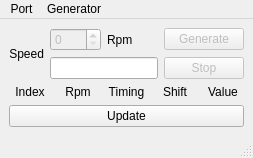
Qt form service/ignitor.ui (asmaslov/ignitor) before a commit.
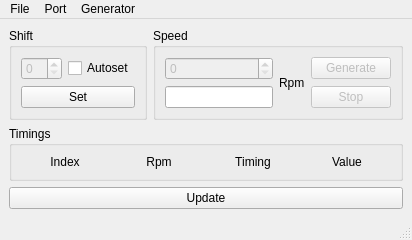
The same form after that commit. Icons and pictures are not drawn.

Diff of the .ui file:
```diff
--- a/service/ignitor.ui
+++ b/service/ignitor.ui
@@ -11,52 +11,42 @@
   </property>
   <widget class="QWidget" name="centralwidget">
    <layout class="QGridLayout" name="gridLayout">
-    <item row="0" column="1" rowspan="2">
-     <widget class="QLabel" name="labelSpeed">
-      <property name="text">
-       <string>Speed</string>
+    <item row="0" column="0">
+     <widget class="QGroupBox" name="groupBoxShift">
+      <property name="title">
+       <string>Shift</string>
       </property>
-      <property name="alignment">
-       <set>Qt::AlignRight|Qt::AlignTrailing|Qt::AlignVCenter</set>
-      </property>
-     </widget>
-    </item>
-    <item row="0" column="2">
-     <widget class="QSpinBox" name="spinBoxSpeedSet">
+      <layout class="QGridLayout" name="gridLayoutShift">
+       <item row="0" column="0">
+        <widget class="QSpinBox" name="spinBoxShiftSet">
       <property name="enabled">
        <bool>false</bool>
       </property>
      </widget>
     </item>
-    <item row="0" column="3">
-     <widget class="QLabel" name="labelSpeedSet">
+       <item row="0" column="1">
+        <widget class="QCheckBox" name="checkBoxShiftAutoset">
       <property name="text">
-       <string>Rpm</string>
+          <string>Autoset</string>
       </property>
      </widget>
     </item>
-    <item row="0" column="4">
-     <widget class="QPushButton" name="pushButtonGenerate">
-      <property name="enabled">
-       <bool>false</bool>
-      </property>
+       <item row="1" column="0" colspan="2">
+        <widget class="QPushButton" name="pushButtonShiftSet">
       <property name="text">
-       <string>Generate</string>
+          <string>Set</string>
       </property>
      </widget>
     </item>
-    <item row="2" column="1" colspan="4">
+      </layout>
+     </widget>
+    </item>
+    <item row="1" column="0" colspan="3">
+     <widget class="QGroupBox" name="groupBoxTimings">
+      <property name="title">
+       <string>Timings</string>
+      </property>
      <layout class="QGridLayout" name="gridLayoutTimings">
-      <item row="0" column="4">
-       <widget class="QLabel" name="labelValue">
-        <property name="text">
-         <string>Value</string>
-        </property>
-        <property name="alignment">
-         <set>Qt::AlignCenter</set>
-        </property>
-       </widget>
-      </item>
       <item row="0" column="2">
        <widget class="QLabel" name="labelTiming">
         <property name="text">
@@ -67,26 +57,6 @@
         </property>
        </widget>
       </item>
-      <item row="0" column="3">
-       <widget class="QLabel" name="labelShift">
-        <property name="text">
-         <string>Shift</string>
-        </property>
-        <property name="alignment">
-         <set>Qt::AlignCenter</set>
-        </property>
-       </widget>
-      </item>
-      <item row="0" column="1">
-       <widget class="QLabel" name="labelRpm">
-        <property name="text">
-         <string>Rpm</string>
-        </property>
-        <property name="alignment">
-         <set>Qt::AlignCenter</set>
-        </property>
-       </widget>
-      </item>
       <item row="0" column="0">
        <widget class="QLabel" name="labelIndex">
         <property name="text">
@@ -97,23 +67,60 @@
         </property>
        </widget>
       </item>
-     </layout>
+       <item row="0" column="3">
+        <widget class="QLabel" name="labelValue">
+         <property name="text">
+          <string>Value</string>
+         </property>
+         <property name="alignment">
+          <set>Qt::AlignCenter</set>
+         </property>
+        </widget>
+       </item>
+       <item row="0" column="1">
+        <widget class="QLabel" name="labelRpm">
+         <property name="text">
+          <string>Rpm</string>
+         </property>
+         <property name="alignment">
+          <set>Qt::AlignCenter</set>
+         </property>
+        </widget>
+       </item>
+      </layout>
+     </widget>
     </item>
-    <item row="3" column="1" colspan="4">
-     <widget class="QPushButton" name="pushButtonUpdate">
+    <item row="0" column="1" colspan="2">
+     <widget class="QGroupBox" name="groupBoxSpeed">
+      <property name="title">
+       <string>Speed</string>
+      </property>
+      <layout class="QGridLayout" name="gridLayoutSpeed">
+       <item row="0" column="0">
+        <widget class="QSpinBox" name="spinBoxSpeedSet">
+         <property name="enabled">
+          <bool>false</bool>
+         </property>
+        </widget>
+       </item>
+       <item row="0" column="2">
+        <widget class="QPushButton" name="pushButtonGenerate">
+         <property name="enabled">
+          <bool>false</bool>
+         </property>
       <property name="text">
-       <string>Update</string>
+          <string>Generate</string>
       </property>
      </widget>
     </item>
-    <item row="1" column="2" colspan="2">
+       <item row="1" column="0">
      <widget class="QLineEdit" name="lineEditSpeedReal">
       <property name="readOnly">
        <bool>true</bool>
       </property>
      </widget>
     </item>
-    <item row="1" column="4">
+       <item row="1" column="2">
      <widget class="QPushButton" name="pushButtonStop">
       <property name="enabled">
        <bool>false</bool>
@@ -123,6 +130,23 @@
       </property>
      </widget>
     </item>
+       <item row="0" column="1" rowspan="2">
+        <widget class="QLabel" name="labelSpeedSet">
+         <property name="text">
+          <string>Rpm</string>
+         </property>
+        </widget>
+       </item>
+      </layout>
+     </widget>
+    </item>
+    <item row="3" column="0" colspan="3">
+     <widget class="QPushButton" name="pushButtonUpdate">
+      <property name="text">
+       <string>Update</string>
+      </property>
+     </widget>
+    </item>
    </layout>
   </widget>
   <widget class="QMenuBar" name="menubar">
@@ -130,7 +154,7 @@
     <rect>
      <x>0</x>
      <y>0</y>
-     <width>293</width>
+     <width>374</width>
      <height>22</height>
     </rect>
    </property>
@@ -144,6 +168,17 @@
      <string>Generator</string>
     </property>
    </widget>
+   <widget class="QMenu" name="menuFile">
+    <property name="title">
+     <string>File</string>
+    </property>
+    <addaction name="actionOpen"/>
+    <addaction name="actionSave_As"/>
+    <addaction name="actionSave_As_2"/>
+    <addaction name="separator"/>
+    <addaction name="actionExit"/>
+   </widget>
+   <addaction name="menuFile"/>
    <addaction name="menuPort"/>
    <addaction name="menuGenerator"/>
   </widget>
```
Left out of the diff: 20 changed lines with no effect on the pictures. Lines whose indentation alone changed are shown as unchanged.
